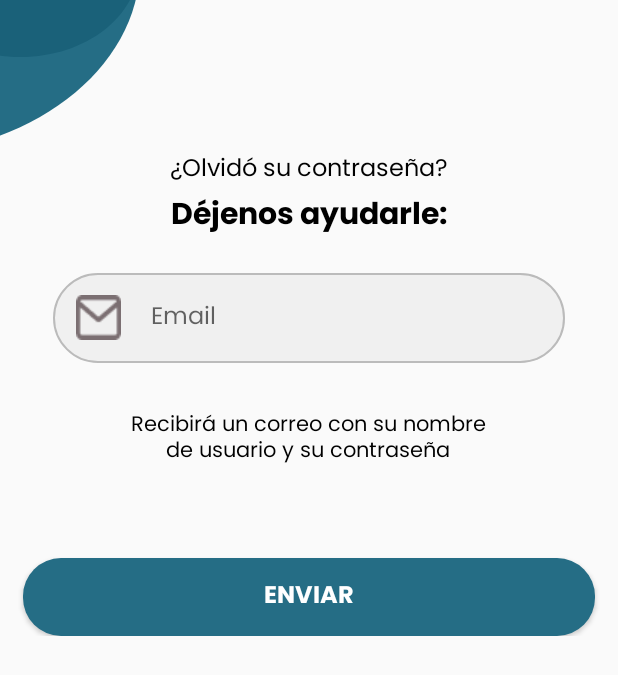
After one commit to TFG-MenPas/MenPas, an Android app: the RecuperarContrasenya screen opened directly, with no data from a screen before it, on a phone screen of 412 x 824 dp. The commit adds this screen. Shown: the top 675 px of the screen. Run offline under Robolectric (Android 15) with nearby library versions, the phone set to English and light mode, and no system bars.

Commit message:
Recuperar contraseña creado con funcionalidad

```diff
--- a/app/src/main/AndroidManifest.xml
+++ b/app/src/main/AndroidManifest.xml
@@ -11,6 +11,15 @@
         android:supportsRtl="true"
         android:theme="@style/Theme.MenPas"
         tools:targetApi="31">
+        <activity
+            android:name=".RecuperarContrasenya"
+            android:exported="true">
+            <intent-filter>
+                <action android:name="android.intent.action.MAIN" />
+
+                <category android:name="android.intent.category.LAUNCHER" />
+            </intent-filter>
+        </activity>
         <activity
             android:name=".IniciarSesion"
             android:exported="true">
--- /dev/null
+++ b/app/src/main/java/com/uma/menpas/RecuperarContrasenya.kt
@@ -0,0 +1,20 @@
+package com.uma.menpas
+
+import androidx.appcompat.app.AppCompatActivity
+import android.os.Bundle
+import android.widget.Button
+
+import android.widget.Toast
+
+class RecuperarContrasenya : AppCompatActivity() {
+    override fun onCreate(savedInstanceState: Bundle?) {
+        super.onCreate(savedInstanceState)
+        setContentView(R.layout.activity_recuperar_contrasenya)
+
+        val buttonEnviar = findViewById<Button>(R.id.buttonEnviar)
+
+        buttonEnviar.setOnClickListener {
+            Toast.makeText(this, "Enviar", Toast.LENGTH_SHORT).show()
+        }
+    }
+}
--- /dev/null
+++ b/app/src/main/res/layout/activity_recuperar_contrasenya.xml
@@ -0,0 +1,116 @@
+<?xml version="1.0" encoding="utf-8"?>
+<ScrollView xmlns:android="http://schemas.android.com/apk/res/android"
+    android:layout_width="fill_parent"
+    android:layout_height="fill_parent">
+
+    <RelativeLayout
+        android:layout_width="match_parent"
+        android:layout_height="wrap_content">
+
+        <View
+            android:id="@+id/ellipse_1"
+            android:layout_width="333dp"
+            android:layout_height="253dp"
+            android:layout_alignParentLeft="true"
+            android:layout_alignParentTop="true"
+            android:layout_marginLeft="-240dp"
+            android:layout_marginTop="-150dp"
+            android:background="@drawable/elipse2" />
+
+        <View
+            android:id="@+id/elipse"
+            android:layout_width="158dp"
+            android:layout_height="123dp"
+            android:layout_alignParentLeft="true"
+            android:layout_alignParentTop="true"
+            android:layout_marginLeft="-65dp"
+            android:layout_marginTop="-85dp"
+            android:background="@drawable/elipse" />
+
+        <TextView
+            android:id="@+id/textOlvidar"
+            android:layout_width="match_parent"
+            android:layout_height="wrap_content"
+            android:layout_centerHorizontal="true"
+            android:layout_marginTop="100dp"
+            android:fontFamily="@font/poppins_regular"
+            android:fontWeight="400"
+            android:gravity="center"
+            android:text="@string/olvido_su_contrasenya"
+            android:textColor="@color/black"
+            android:textSize="16sp"
+            android:textStyle="normal" />
+
+        <TextView
+            android:id="@+id/textAyudar"
+            android:layout_width="match_parent"
+            android:layout_height="wrap_content"
+            android:layout_below="@id/textOlvidar"
+            android:layout_centerHorizontal="true"
+            android:fontFamily="@font/poppins_bold"
+            android:fontWeight="400"
+            android:gravity="center"
+            android:text="@string/dejenos_ayudarle"
+            android:textColor="@color/black"
+            android:textSize="20sp"
+            android:textStyle="normal" />
+
+        <EditText
+            android:id="@+id/editCorreo"
+            android:layout_width="350dp"
+            android:layout_height="60dp"
+            android:layout_below="@id/textAyudar"
+            android:layout_marginLeft="35dp"
+            android:layout_marginTop="20dp"
+            android:layout_marginRight="35dp"
+            android:background="@drawable/rounded_edittext_inicio_sesion"
+            android:drawableLeft="@drawable/email_icon_v3"
+            android:drawablePadding="20dp"
+            android:fontFamily="@font/poppins_regular"
+            android:fontWeight="400"
+            android:hint="@string/email"
+            android:inputType="textEmailAddress"
+            android:paddingLeft="15dp"
+            android:paddingTop="10dp"
+            android:paddingRight="12dp"
+            android:paddingBottom="10dp"
+            android:textSize="16dp" />
+
+        <TextView
+            android:id="@+id/textInformacion"
+            android:layout_width="250dp"
+            android:layout_height="40dp"
+            android:layout_below="@id/editCorreo"
+            android:layout_centerHorizontal="true"
+            android:layout_marginTop="30dp"
+            android:fontFamily="@font/poppins_regular"
+            android:fontWeight="400"
+            android:gravity="center_horizontal|top"
+            android:lineSpacingExtra="-2sp"
+            android:text="@string/informacion"
+            android:textColor="@color/black"
+            android:textSize="14sp"
+            android:textStyle="normal" />
+
+        <Button
+            android:id="@+id/buttonEnviar"
+            android:layout_width="match_parent"
+            android:layout_height="wrap_content"
+            android:layout_below="@id/textInformacion"
+            android:layout_marginTop="60dp"
+            android:layout_marginLeft="15dp"
+            android:layout_marginRight="15dp"
+            android:background="@drawable/button"
+            android:fontFamily="@font/poppins_bold"
+            android:fontWeight="400"
+            android:paddingTop="12dp"
+            android:paddingBottom="12dp"
+            android:text="@string/enviar"
+            android:textColor="@color/white"
+            android:textSize="16dp"
+            android:textStyle="normal" />
+
+    </RelativeLayout>
+
+
+</ScrollView>
--- a/app/src/main/res/values/strings.xml
+++ b/app/src/main/res/values/strings.xml
@@ -26,6 +26,10 @@
     <string name="cuestionarios_anonimos">Cuestionarios anónimos</string>
     <string name="o">ó</string>
 
+    <!--Recuperar contraseña-->
+    <string name="dejenos_ayudarle">Déjenos ayudarle:</string>
+    <string name="informacion">Recibirá un correo con su nombre de usuario y su contraseña</string>
+    <string name="enviar">Enviar</string>
 
 
 </resources>
```
